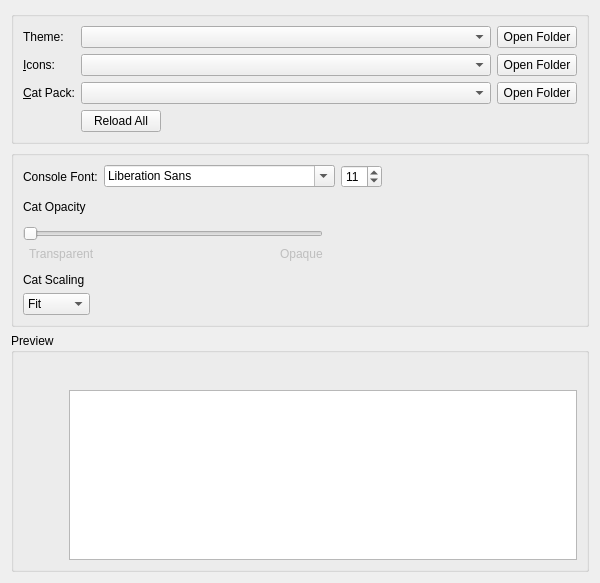
Qt form launcher/ui/widgets/AppearanceWidget.ui (PrismLauncher/PrismLauncher) before a commit.
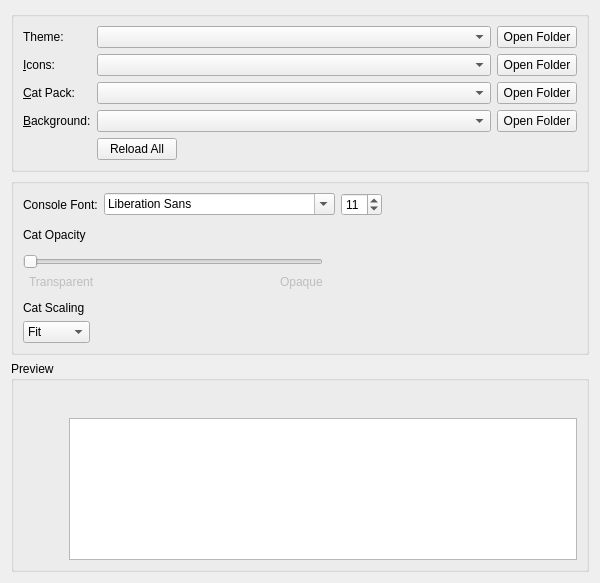
The same form after that commit. Icons and pictures are not drawn.

Diff of the .ui file:
```diff
--- a/launcher/ui/widgets/AppearanceWidget.ui
+++ b/launcher/ui/widgets/AppearanceWidget.ui
@@ -58,6 +58,16 @@
           </property>
          </widget>
         </item>
+        <item row="3" column="3">
+         <widget class="QPushButton" name="backgroundFolder">
+          <property name="toolTip">
+           <string>View backgrounds folder.</string>
+          </property>
+          <property name="text">
+           <string>Open Folder</string>
+          </property>
+         </widget>
+        </item>
         <item row="2" column="0">
          <widget class="QLabel" name="catPackLabel">
           <property name="text">
@@ -84,6 +94,19 @@
           </property>
          </widget>
         </item>
+        <item row="3" column="2">
+         <widget class="QComboBox" name="backgroundComboBox">
+          <property name="sizePolicy">
+           <sizepolicy hsizetype="Expanding" vsizetype="Fixed">
+            <horstretch>0</horstretch>
+            <verstretch>0</verstretch>
+           </sizepolicy>
+          </property>
+          <property name="focusPolicy">
+           <enum>Qt::FocusPolicy::StrongFocus</enum>
+          </property>
+         </widget>
+        </item>
         <item row="0" column="2">
          <widget class="QComboBox" name="widgetStyleComboBox">
           <property name="sizePolicy">
@@ -97,7 +120,7 @@
           </property>
          </widget>
         </item>
-        <item row="3" column="2">
+        <item row="4" column="2">
          <widget class="QPushButton" name="reloadThemesButton">
           <property name="sizePolicy">
            <sizepolicy hsizetype="Maximum" vsizetype="Fixed">
@@ -130,6 +153,16 @@
           </property>
          </widget>
         </item>
+        <item row="3" column="0">
+         <widget class="QLabel" name="backgroundLabel">
+          <property name="text">
+           <string>&amp;Background:</string>
+          </property>
+          <property name="buddy">
+           <cstring>backgroundComboBox</cstring>
+          </property>
+         </widget>
+        </item>
        </layout>
       </item>
      </layout>
```
